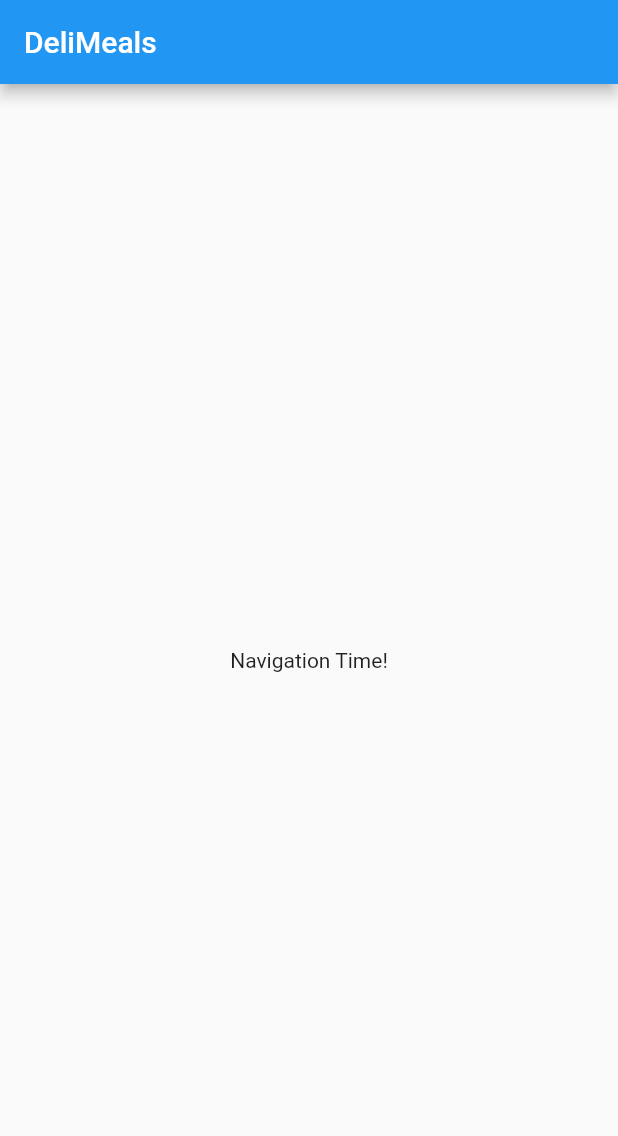
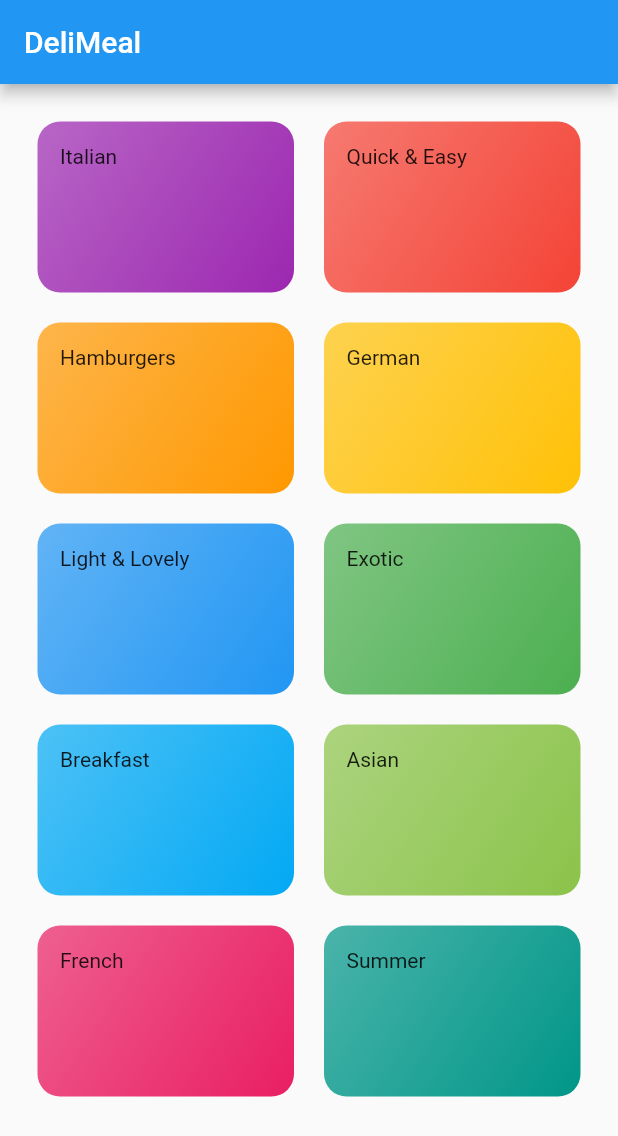
Before and after one commit to futbolin/Curso-Flutter---Dart, a Flutter app: the screen it shows after launch, on a phone screen of 412 x 824 dp. Shown: the top 1136 px of the screen. Run offline on Flutter 3.47's test engine with Material 2 defaults, Android fonts, the phone set to English and light mode, and no system bars.

```diff
--- /dev/null
+++ b/ejercicios/meals_app/lib/categories_screen.dart
@@ -0,0 +1,23 @@
+import 'package:flutter/material.dart';
+import 'dummy_data.dart';
+import 'category_item.dart';
+
+class CategoriesScreen extends StatelessWidget {
+  @override
+  Widget build(BuildContext context) {
+    return Scaffold(
+        appBar: AppBar(title: const Text("DeliMeal")),
+        body: GridView(
+          padding: const EdgeInsets.all(25),
+          children: DUMMY_CATEGORIES
+              .map((catData) => CategoryItem(catData.title, catData.color))
+              .toList(),
+          gridDelegate: SliverGridDelegateWithMaxCrossAxisExtent(
+            maxCrossAxisExtent: 200,
+            childAspectRatio: 3 / 2,
+            crossAxisSpacing: 20,
+            mainAxisSpacing: 20,
+          ),
+        ));
+  }
+}
--- /dev/null
+++ b/ejercicios/meals_app/lib/category_item.dart
@@ -0,0 +1,24 @@
+import 'package:flutter/material.dart';
+
+class CategoryItem extends StatelessWidget {
+  final String title;
+  final Color color;
+
+  CategoryItem(this.title, this.color);
+
+  @override
+  Widget build(BuildContext context) {
+    return Container(
+      padding: const EdgeInsets.all(15),
+      child: Text(title),
+      decoration: BoxDecoration(
+        gradient: LinearGradient(
+          colors: [color.withOpacity(0.7), color],
+          begin: Alignment.topLeft,
+          end: Alignment.bottomRight,
+        ),
+        borderRadius: BorderRadius.circular(15),
+      ),
+    );
+  }
+}
--- a/ejercicios/meals_app/lib/dummy_data.dart
+++ b/ejercicios/meals_app/lib/dummy_data.dart
@@ -1,5 +1,4 @@
 import 'package:flutter/material.dart';
-
 import './models/category.dart';
 
 const DUMMY_CATEGORIES = const [
--- a/ejercicios/meals_app/lib/main.dart
+++ b/ejercicios/meals_app/lib/main.dart
@@ -1,5 +1,6 @@
 import 'package:flutter/material.dart';
 
+import 'categories_screen.dart';
 void main() => runApp(MyApp());
 
 class MyApp extends StatelessWidget {
@@ -10,7 +11,7 @@ class MyApp extends StatelessWidget {
       theme: ThemeData(
         primarySwatch: Colors.blue,
       ),
-      home: MyHomePage(),
+      home: CategoriesScreen(),
     );
   }
 }
--- /dev/null
+++ b/ejercicios/meals_app/lib/models/category.dart
@@ -0,0 +1,13 @@
+import 'package:flutter/material.dart';
+
+class Category {
+  final String id;
+  final String title;
+  final Color color;
+
+  const Category({
+    required this.id,
+    required this.title,
+    this.color = Colors.orange,
+  });
+}
```
Also changed, not shown: 1 other file.
